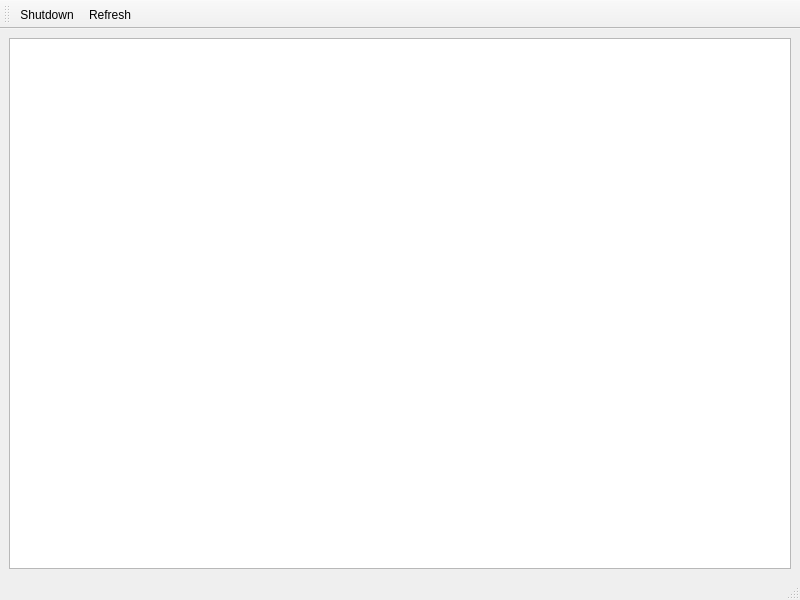
The window that mainwindow.ui (jupyter/nbmanager) describes before a commit, drawn with Qt 5.
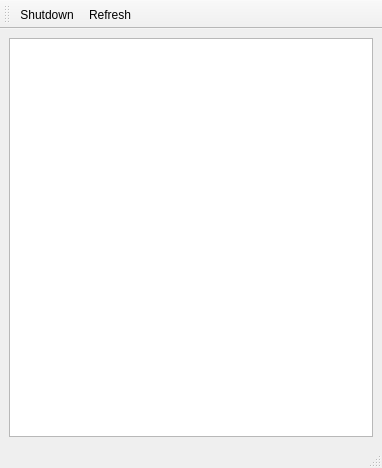
The same window after the commit. Icons and pictures are not drawn.

Commit message: Make window smaller by default

```diff
--- a/mainwindow.ui
+++ b/mainwindow.ui
@@ -6,8 +6,8 @@
    <rect>
     <x>0</x>
     <y>0</y>
-    <width>800</width>
-    <height>600</height>
+    <width>382</width>
+    <height>468</height>
    </rect>
   </property>
   <property name="windowTitle">
```
Left out of the diff: 2 changed lines with no effect on the pictures. The commit also changes 1 other file.
